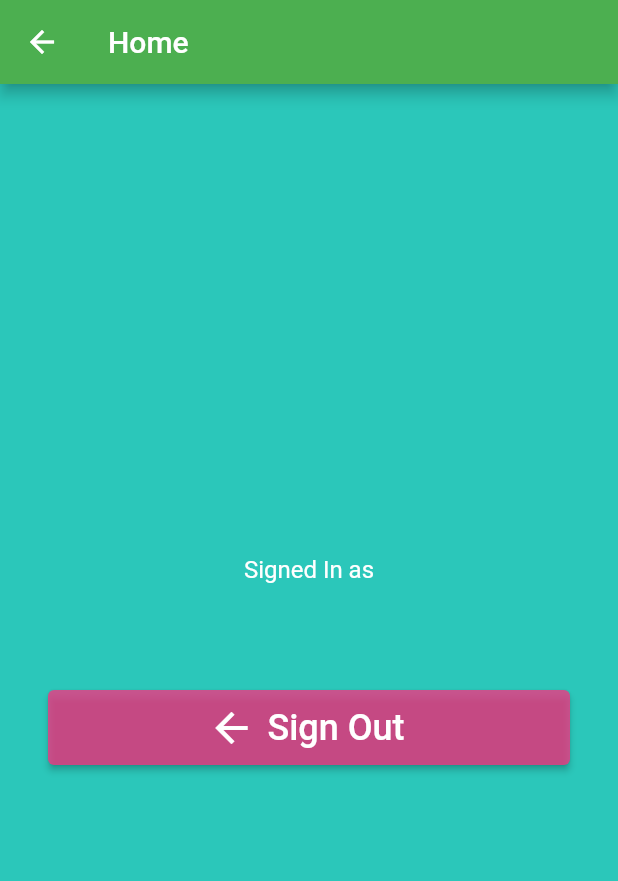
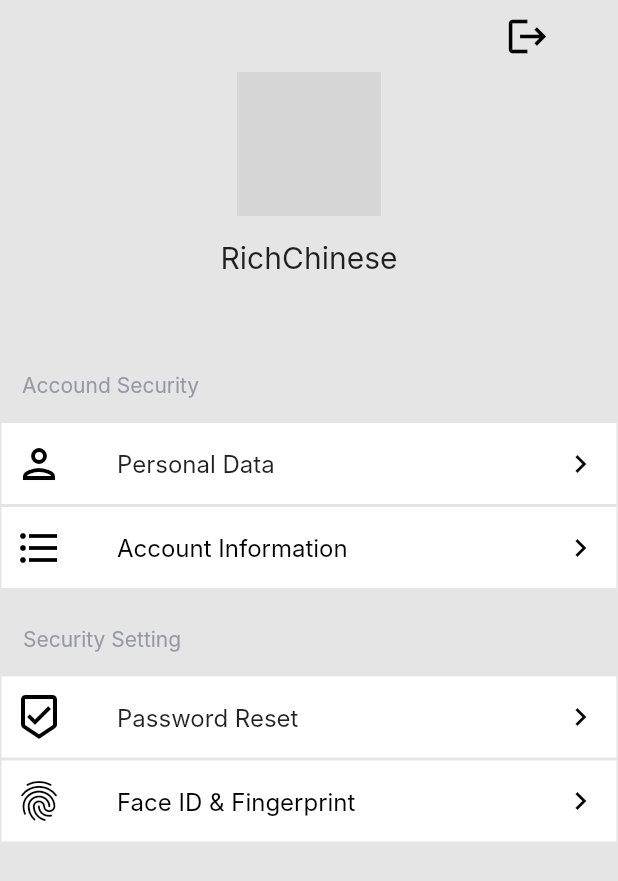
Before and after one commit to 39xdgy/flutter_stock_app, a Flutter app: the VerifyEmailPage screen opened directly, on a phone screen of 412 x 824 dp. Shown: the top 881 px of the screen. Run offline on Flutter 3.47's test engine with Material 2 defaults, Android fonts, the phone set to English and light mode, and no system bars; our stand-ins replace email_validator, firebase_auth, firebase_core, google_fonts; accounts and stored records are empty; network calls fail; Roboto replaces fonts that are missing (Inter); grey boxes are pictures that could not be loaded.

Commit message:
add user_profile_homepage as designed

```diff
--- a/lib/main.dart
+++ b/lib/main.dart
@@ -1,7 +1,7 @@
 import 'package:flutter/material.dart';
 import 'package:firebase_core/firebase_core.dart';
-import 'package:rich/customization/utils.dart';
-import 'package:rich/pages/profile/profile.dart';
+import 'package:fortune_cookie/customization/utils.dart';
+import 'package:fortune_cookie/pages/profile/profile.dart';
 import 'pages/home/home.dart';
 import 'pages/nav.dart';
 
@@ -29,6 +29,7 @@ class MyAppState extends State<MyApp> {
       navigatorKey: navigatorKey,
       debugShowCheckedModeBanner: false,
       theme: ThemeData(
+        primaryColor: Color.fromARGB(255, 199, 43, 131),
         scaffoldBackgroundColor: Color.fromARGB(255, 43, 199, 186),
         inputDecorationTheme: const InputDecorationTheme(
           labelStyle: TextStyle(
--- a/lib/pages/home/home.dart
+++ b/lib/pages/home/home.dart
@@ -12,7 +12,7 @@ class Home extends StatelessWidget {
     String minute = DateFormat.m().format(DateTime.now());
     return Scaffold(
       appBar: AppBar(
-        title: Text('RICH'),
+        title: Text('Fortune Cookie'),
         backgroundColor: Colors.green,
       ),
       body: Text(hour + ":" + minute),
--- a/lib/pages/profile/auth_page.dart
+++ b/lib/pages/profile/auth_page.dart
@@ -1,5 +1,5 @@
-import 'package:rich/pages/profile/login_widget.dart';
-import 'package:rich/pages/profile/signup_widget.dart';
+import 'package:fortune_cookie/pages/profile/login_widget.dart';
+import 'package:fortune_cookie/pages/profile/signup_widget.dart';
 import 'package:flutter/material.dart';
 
 class AuthPage extends StatefulWidget {
--- a/lib/pages/profile/forgot_password_page.dart
+++ b/lib/pages/profile/forgot_password_page.dart
@@ -1,8 +1,8 @@
 import 'package:email_validator/email_validator.dart';
 import 'package:firebase_auth/firebase_auth.dart';
-import 'package:rich/customization/utils.dart';
+import 'package:fortune_cookie/customization/utils.dart';
 import 'package:flutter/material.dart';
-import 'package:rich/main.dart';
+import 'package:fortune_cookie/main.dart';
 
 class ForgotPasswordPage extends StatefulWidget {
   @override
--- a/lib/pages/profile/home_page.dart
+++ /dev/null
@@ -1,49 +0,0 @@
-import 'package:firebase_auth/firebase_auth.dart';
-import 'package:flutter/material.dart';
-
-class HomePage extends StatelessWidget {
-  @override
-  Widget build(BuildContext context) {
-    final user = FirebaseAuth.instance.currentUser!;
-
-    return Scaffold(
-      appBar: AppBar(
-        backgroundColor: Colors.green,
-        title: const Text('Home'),
-      ),
-      body: Padding(
-        padding: const EdgeInsets.all(32),
-        child: Column(
-          mainAxisAlignment: MainAxisAlignment.center,
-          children: [
-            const Text(
-              'Signed In as',
-              style: TextStyle(fontSize: 16, color: Colors.white),
-            ),
-            const SizedBox(height: 8),
-            Text(
-              user.email!,
-              style: const TextStyle(
-                  fontSize: 20,
-                  fontWeight: FontWeight.bold,
-                  color: Colors.white),
-            ),
-            const SizedBox(height: 40),
-            ElevatedButton.icon(
-              style: ElevatedButton.styleFrom(
-                minimumSize: const Size.fromHeight(50),
-                backgroundColor: Color.fromARGB(193, 250, 50, 130),
-              ),
-              icon: const Icon(Icons.arrow_back, size: 32),
-              label: const Text(
-                'Sign Out',
-                style: TextStyle(fontSize: 24),
-              ),
-              onPressed: () => FirebaseAuth.instance.signOut(),
-            ),
-          ],
-        ),
-      ),
-    );
-  }
-}
--- a/lib/pages/profile/login_widget.dart
+++ b/lib/pages/profile/login_widget.dart
@@ -1,9 +1,9 @@
 import 'package:firebase_auth/firebase_auth.dart';
-import 'package:rich/customization/utils.dart';
-import 'package:rich/main.dart';
+import 'package:fortune_cookie/customization/utils.dart';
+import 'package:fortune_cookie/main.dart';
 import 'package:flutter/gestures.dart';
 import 'package:flutter/material.dart';
-import 'package:rich/customization/utils.dart';
+import 'package:fortune_cookie/customization/utils.dart';
 import 'forgot_password_page.dart';
 
 class LoginWidget extends StatefulWidget {
--- a/lib/pages/profile/profile.dart
+++ b/lib/pages/profile/profile.dart
@@ -2,8 +2,8 @@ import 'package:flutter/src/foundation/key.dart';
 import 'package:flutter/src/widgets/framework.dart';
 import 'package:flutter/material.dart';
 import 'package:firebase_auth/firebase_auth.dart';
-import 'package:rich/pages/profile/verify_email_page.dart';
-import 'home_page.dart';
+import 'package:fortune_cookie/pages/profile/verify_email_page.dart';
+import 'profile_home_page.dart';
 import 'login_widget.dart';
 import 'auth_page.dart';
 
--- /dev/null
+++ b/lib/pages/profile/profile_home_page.dart
@@ -0,0 +1,454 @@
+import 'package:firebase_auth/firebase_auth.dart';
+import 'package:flutter/material.dart';
+import 'package:google_fonts/google_fonts.dart';
+
+class ProfileHomePage extends StatefulWidget {
+  const ProfileHomePage({Key? key}) : super(key: key);
+
+  @override
+  _ProfileHomePageState createState() => _ProfileHomePageState();
+}
+
+class _ProfileHomePageState extends State<ProfileHomePage> {
+  final _unfocusNode = FocusNode();
+  final scaffoldKey = GlobalKey<ScaffoldState>();
+  final user = FirebaseAuth.instance.currentUser!;
+
+  @override
+  void dispose() {
+    _unfocusNode.dispose();
+    super.dispose();
+  }
+
+  @override
+  Widget build(BuildContext context) {
+    return Scaffold(
+      key: scaffoldKey,
+      backgroundColor: const Color(0xFFE5E5E5),
+      body: SafeArea(
+        child: GestureDetector(
+          onTap: () => FocusScope.of(context).requestFocus(_unfocusNode),
+          child: Column(
+            mainAxisSize: MainAxisSize.max,
+            children: [
+              Align(
+                alignment: const AlignmentDirectional(0.8, 0),
+                child: IconButton(
+                  icon: const Icon(
+                    Icons.logout,
+                    color: Colors.black,
+                    size: 30,
+                  ),
+                  onPressed: () {
+                    FirebaseAuth.instance.signOut();
+                  },
+                ),
+              ),
+              Align(
+                alignment: const AlignmentDirectional(0, 0),
+                child: Container(
+                  width: double.infinity,
+                  height: 176,
+                  decoration: const BoxDecoration(
+                    color: Color(0x00FFFFFF),
+                  ),
+                  child: Column(
+                    mainAxisSize: MainAxisSize.max,
+                    children: [
+                      Align(
+                        alignment: const AlignmentDirectional(0, -1),
+                        child: Container(
+                          width: 96,
+                          height: 96,
+                          clipBehavior: Clip.antiAlias,
+                          decoration: const BoxDecoration(
+                            shape: BoxShape.circle,
+                          ),
+                          child: Image.network(
+                            'https://picsum.photos/seed/87/600',
+                            fit: BoxFit.cover,
+                          ),
+                        ),
+                      ),
+                      const SizedBox(height: 16),
+                      const Text(
+                        'RichChinese',
+                        style: TextStyle(
+                          fontFamily: 'Inter',
+                          fontSize: 20,
+                          fontWeight: FontWeight.normal,
+                        ),
+                      ),
+                      const SizedBox(height: 16),
+                      Text(
+                        user.email!,
+                        style: TextStyle(
+                          fontFamily: 'Inter',
+                          color: const Color(0x69000000),
+                          fontSize: 20,
+                          fontWeight: FontWeight.normal,
+                        ),
+                      ),
+                    ],
+                  ),
+                ),
+              ),
+              const SizedBox(height: 24),
+              Column(
+                mainAxisSize: MainAxisSize.max,
+                children: [
+                  Align(
+                    alignment: const AlignmentDirectional(-0.9, 0),
+                    child: Text(
+                      'Accound Security',
+                      style: TextStyle(
+                        fontFamily: 'Inter',
+                        color: const Color(0xFF9799A1),
+                        fontWeight: FontWeight.normal,
+                      ),
+                    ),
+                  ),
+                  const SizedBox(height: 16),
+                  Container(
+                    width: double.infinity,
+                    height: 56,
+                    decoration: BoxDecoration(
+                      color: Colors.white,
+                      border: Border.all(
+                        color: const Color(0xFFE5E5E5),
+                        width: 1,
+                      ),
+                    ),
+                    child: Align(
+                      alignment: const AlignmentDirectional(0, 0),
+                      child: Row(
+                        mainAxisSize: MainAxisSize.max,
+                        mainAxisAlignment: MainAxisAlignment.spaceBetween,
+                        children: [
+                          Align(
+                            alignment: const AlignmentDirectional(0, 0),
+                            child: Container(
+                              width: 50,
+                              height: 100,
+                              decoration: BoxDecoration(
+                                color: Colors.transparent,
+                              ),
+                              child: const Align(
+                                alignment: AlignmentDirectional(0, 0),
+                                child: Icon(
+                                  Icons.person_outlined,
+                                  color: Colors.black,
+                                  size: 32,
+                                ),
+                              ),
+                            ),
+                          ),
+                          Align(
+                            alignment: const AlignmentDirectional(0, 0),
+                            child: Container(
+                              width: MediaQuery.of(context).size.width * 0.5,
+                              height: 100,
+                              decoration: BoxDecoration(
+                                color: Colors.transparent,
+                              ),
+                              child: Align(
+                                alignment: const AlignmentDirectional(-1, 0),
+                                child: Text(
+                                  'Personal Data',
+                                  style: TextStyle(
+                                    fontFamily: 'Inter',
+                                    fontSize: 16,
+                                    fontWeight: FontWeight.normal,
+                                  ),
+                                ),
+                              ),
+                            ),
+                          ),
+                          Container(
+                            width: 100,
+                            height: 100,
+                            decoration: BoxDecoration(
+                              color: Colors.transparent,
+                            ),
+                            child: Align(
+                              alignment: const AlignmentDirectional(1, 0),
+                              child: IconButton(
+                                icon: Icon(
+                                  Icons.chevron_right,
+                                  color: Colors.black,
+                                  size: 24,
+                                ),
+                                onPressed: () {
+                                  print('IconButton pressed ...');
+                                },
+                              ),
+                            ),
+                          ),
+                        ],
+                      ),
+                    ),
+                  ),
+                  Container(
+                    width: double.infinity,
+                    height: 56,
+                    decoration: BoxDecoration(
+                      color: Colors.white,
+                      border: Border.all(
+                        color: const Color(0xFFE5E5E5),
+                        width: 1,
+                      ),
+                    ),
+                    child: Align(
+                      alignment: const AlignmentDirectional(0, 0),
+                      child: Row(
+                        mainAxisSize: MainAxisSize.max,
+                        mainAxisAlignment: MainAxisAlignment.spaceBetween,
+                        children: [
+                          Container(
+                            width: 50,
+                            height: 100,
+                            decoration:
+                                BoxDecoration(color: Colors.transparent),
+                            child: const Align(
+                              alignment: AlignmentDirectional(0, 0),
+                              child: Icon(
+                                Icons.format_list_bulleted,
+                                color: Colors.black,
+                                size: 32,
+                              ),
+                            ),
+                          ),
+                          Align(
+                            alignment: const AlignmentDirectional(0, 0),
+                            child: Container(
+                              width: MediaQuery.of(context).size.width * 0.5,
+                              height: 100,
+                              decoration: BoxDecoration(
+                                color: Colors.transparent,
+                              ),
+                              child: Align(
+                                alignment: const AlignmentDirectional(-1, 0),
+                                child: Text(
+                                  'Account Information',
+                                  style: TextStyle(
+                                    fontFamily: 'Inter',
+                                    color: Colors.black,
+                                    fontSize: 16,
+                                    fontWeight: FontWeight.normal,
+                                  ),
+                                ),
+                              ),
+                            ),
+                          ),
+                          Align(
+                            alignment: const AlignmentDirectional(0, 0),
+                            child: Container(
+                              width: 100,
+                              height: 100,
+                              decoration:
+                                  BoxDecoration(color: Colors.transparent),
+                              child: Align(
+                                alignment: const AlignmentDirectional(1, 0),
+                                child: IconButton(
+                                  icon: Icon(
+                                    Icons.chevron_right,
+                                    color: Colors.black,
+                                    size: 24,
+                                  ),
+                                  onPressed: () {
+                                    print('IconButton pressed ...');
+                                  },
+                                ),
+                              ),
+                            ),
+                          ),
+                        ],
+                      ),
+                    ),
+                  ),
+                ],
+              ),
+              const SizedBox(height: 24),
+              Column(
+                mainAxisSize: MainAxisSize.max,
+                children: [
+                  Align(
+                    alignment: const AlignmentDirectional(-0.9, 0),
+                    child: Text(
+                      'Security Setting',
+                      style: TextStyle(
+                        fontFamily: 'Inter',
+                        color: const Color(0xFF9799A1),
+                        fontWeight: FontWeight.normal,
+                      ),
+                    ),
+                  ),
+                  const SizedBox(height: 16),
+                  Container(
+                    width: double.infinity,
+                    height: 56,
+                    decoration: BoxDecoration(
+                      color: Colors.white,
+                      border: Border.all(
+                        color: const Color(0xFFE5E5E5),
+                        width: 1,
+                      ),
+                    ),
+                    child: Align(
+                      alignment: const AlignmentDirectional(0, 0),
+                      child: Row(
+                        mainAxisSize: MainAxisSize.max,
+                        mainAxisAlignment: MainAxisAlignment.spaceBetween,
+                        children: [
+                          Align(
+                            alignment: const AlignmentDirectional(0, 0),
+                            child: Container(
+                              width: 50,
+                              height: 100,
+                              decoration: BoxDecoration(
+                                color: Colors.transparent,
+                              ),
+                              child: const Align(
+                                alignment: AlignmentDirectional(0, 0),
+                                child: Icon(
+                                  Icons.beenhere_outlined,
+                                  color: Colors.black,
+                                  size: 32,
+                                ),
+                              ),
+                            ),
+                          ),
+                          Align(
+                            alignment: const AlignmentDirectional(0, 0),
+                            child: Container(
+                              width: MediaQuery.of(context).size.width * 0.5,
+                              height: 100,
+                              decoration: BoxDecoration(
+                                color: Colors.transparent,
+                              ),
+                              child: Align(
+                                alignment: const AlignmentDirectional(-1, 0),
+                                child: Text(
+                                  'Password Reset',
+                                  style: TextStyle(
+                                    fontFamily: 'Inter',
+                                    fontSize: 16,
+                                    fontWeight: FontWeight.normal,
+                                  ),
+                                ),
+                              ),
+                            ),
+                          ),
+                          Container(
+                            width: 100,
+                            height: 100,
+                            decoration: BoxDecoration(
+                              color: Colors.transparent,
+                            ),
+                            child: Align(
+                              alignment: const AlignmentDirectional(1, 0),
+                              child: IconButton(
+                                icon: Icon(
+                                  Icons.chevron_right,
+                                  color: Colors.black,
+                                  size: 24,
+                                ),
+                                onPressed: () {
+                                  print('IconButton pressed ...');
+                                },
+                              ),
+                            ),
+                          ),
+                        ],
+                      ),
+                    ),
+                  ),
+                  Container(
+                    width: double.infinity,
+                    height: 56,
+                    decoration: BoxDecoration(
+                      color: Colors.white,
+                      border: Border.all(
+                        color: const Color(0xFFE5E5E5),
+                        width: 1,
+                      ),
+                    ),
+                    child: Align(
+                      alignment: const AlignmentDirectional(0, 0),
+                      child: Row(
+                        mainAxisSize: MainAxisSize.max,
+                        mainAxisAlignment: MainAxisAlignment.spaceBetween,
+                        children: [
+                          Container(
+                            width: 50,
+                            height: 100,
+                            decoration: BoxDecoration(
+                              color: Colors.transparent,
+                            ),
+                            child: const Align(
+                              alignment: AlignmentDirectional(0, 0),
+                              child: Icon(
+                                Icons.fingerprint_outlined,
+                                color: Colors.black,
+                                size: 32,
+                              ),
+                            ),
+                          ),
+                          Align(
+                            alignment: const AlignmentDirectional(0, 0),
+                            child: Container(
+                              width: MediaQuery.of(context).size.width * 0.5,
+                              height: 100,
+                              decoration: BoxDecoration(
+                                color: Colors.transparent,
+                              ),
+                              child: Align(
+                                alignment: const AlignmentDirectional(-1, 0),
+                                child: Text(
+                                  'Face ID & Fingerprint',
+                                  style: TextStyle(
+                                    fontFamily: 'Inter',
+                                    color: Colors.black,
+                                    fontSize: 16,
+                                    fontWeight: FontWeight.normal,
+                                  ),
+                                ),
+                              ),
+                            ),
+                          ),
+                          Align(
+                            alignment: const AlignmentDirectional(0, 0),
+                            child: Container(
+                              width: 100,
+                              height: 100,
+                              decoration: BoxDecoration(
+                                color: Colors.transparent,
+                              ),
+                              child: Align(
+                                alignment: const AlignmentDirectional(1, 0),
+                                child: IconButton(
+                                  icon: Icon(
+                                    Icons.chevron_right,
+                                    color: Colors.black,
+                                    size: 24,
+                                  ),
+                                  onPressed: () {
+                                    print('IconButton pressed ...');
+                                  },
+                                ),
+                              ),
+                            ),
+                          ),
+                        ],
+                      ),
+                    ),
+                  ),
+                ],
+              ),
+            ],
+          ),
+        ),
+      ),
+    );
+  }
+}
--- a/lib/pages/profile/signup_widget.dart
+++ b/lib/pages/profile/signup_widget.dart
@@ -1,7 +1,7 @@
 import 'package:email_validator/email_validator.dart';
 import 'package:firebase_auth/firebase_auth.dart';
-import 'package:rich/main.dart';
-import 'package:rich/customization/utils.dart';
+import 'package:fortune_cookie/main.dart';
+import 'package:fortune_cookie/customization/utils.dart';
 import 'package:flutter/gestures.dart';
 import 'package:flutter/material.dart';
 
@@ -45,7 +45,7 @@ class _SignUpWidgetState extends State<SignUpWidget> {
               const SizedBox(height: 60),
               const SizedBox(height: 20),
               const Text(
-                'RICH',
+                'Fortune Cookie',
                 textAlign: TextAlign.center,
                 style: TextStyle(
                   fontSize: 32,
--- a/lib/pages/profile/verify_email_page.dart
+++ b/lib/pages/profile/verify_email_page.dart
@@ -1,9 +1,9 @@
 import 'dart:async';
 import 'package:firebase_auth/firebase_auth.dart';
-import 'package:rich/pages/profile/home_page.dart';
-import 'package:rich/customization/utils.dart';
+import 'package:fortune_cookie/pages/profile/profile_home_page.dart';
+import 'package:fortune_cookie/customization/utils.dart';
 import 'package:flutter/material.dart';
-import 'package:rich/pages/home/home.dart';
+import 'package:fortune_cookie/pages/home/home.dart';
 
 class VerifyEmailPage extends StatefulWidget {
   @override
@@ -28,6 +28,7 @@ class _VerifyEmailPageState extends State<VerifyEmailPage> {
       timer = Timer.periodic(
         //check if the user verified email every 3 seconds
         Duration(seconds: 3),
+        //add api call to backend
         (_) => checkEmailVerified(),
       );
     }
@@ -67,7 +68,7 @@ class _VerifyEmailPageState extends State<VerifyEmailPage> {
 
   @override
   Widget build(BuildContext context) => isEmailVerified
-      ? HomePage()
+      ? ProfileHomePage()
       : Scaffold(
           appBar: AppBar(
             title: Text('Verify Email'),
--- a/pubspec.yaml
+++ b/pubspec.yaml
@@ -1,5 +1,5 @@
-name: rich
-description: A new Flutter project.
+name: fortune_cookie
+description: Fortune Cookie project.
 
 # The following line prevents the package from being accidentally published to
 # pub.dev using `flutter pub publish`. This is preferred for private packages.
@@ -39,6 +39,7 @@ dependencies:
   firebase_auth: ^4.2.2
   modal_progress_hud_nsn: ^0.3.0
   email_validator: ^2.1.17
+  google_fonts: ^4.0.1
 
 
 dev_dependencies:
```
Also changed, not shown: pubspec.lock, 2 other files.
